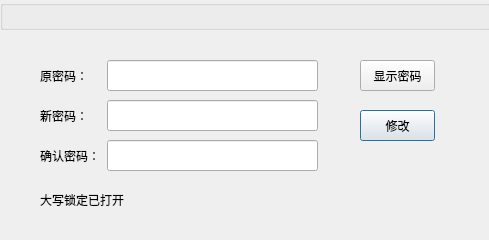
The window that inputinitkeyui.ui (realth000/keycontainer) describes before a commit, drawn with Qt 5.
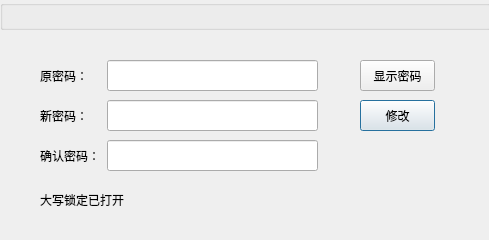
The same window after the commit. Custom widgets are drawn as their Qt base class.

What changed in the file:
```diff
--- a/inputinitkeyui.ui
+++ b/inputinitkeyui.ui
@@ -89,7 +89,7 @@
    <property name="geometry">
     <rect>
      <x>360</x>
-     <y>110</y>
+     <y>100</y>
      <width>75</width>
      <height>31</height>
     </rect>
@@ -102,9 +102,9 @@
    <property name="geometry">
     <rect>
      <x>330</x>
-     <y>150</y>
+     <y>140</y>
      <width>141</width>
-     <height>21</height>
+     <height>31</height>
     </rect>
    </property>
    <property name="text">
```
